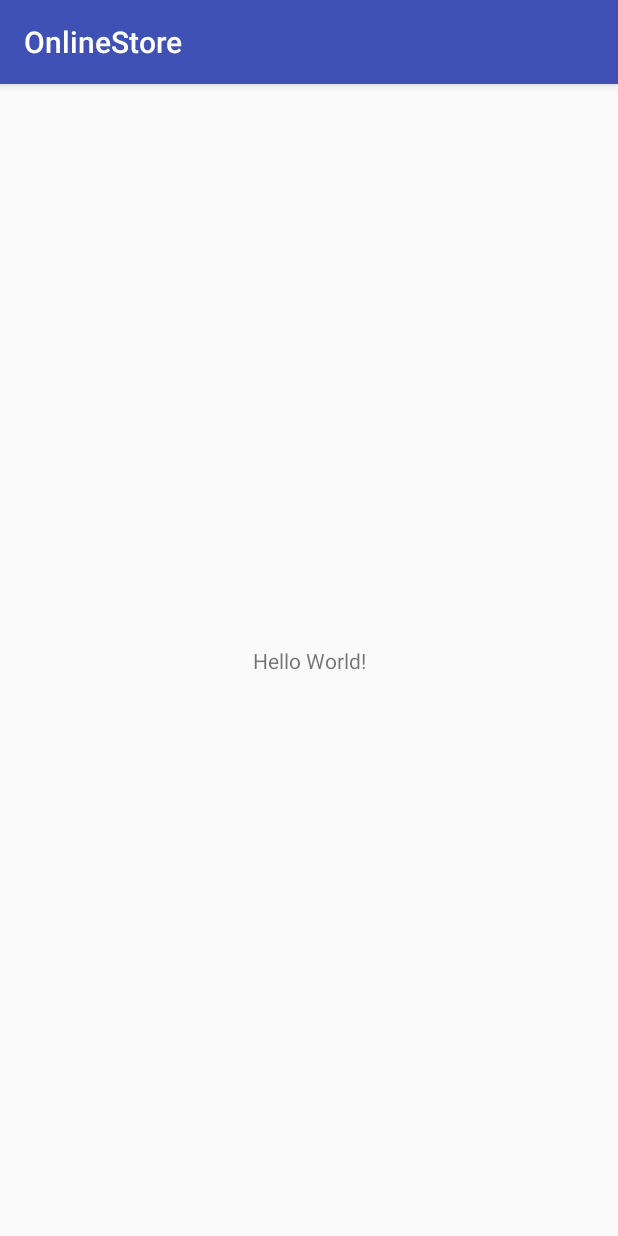
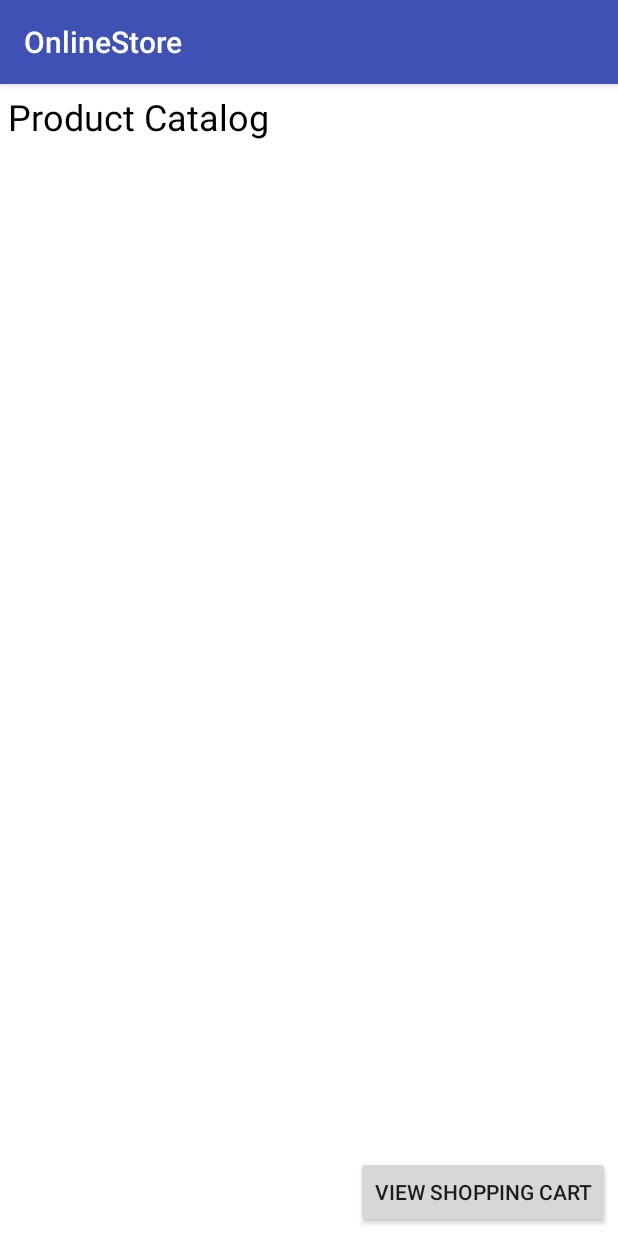
Before and after one commit to SCaldwell1/OnlineStore, an Android app: the screen it shows after launch (MainActivity), on a phone screen of 412 x 824 dp. Run offline under Robolectric (Android 15) with nearby library versions, the phone set to English and light mode, and no system bars.

Commit message:
Main page, icon, product classes and activities

```diff
--- a/app/src/main/AndroidManifest.xml
+++ b/app/src/main/AndroidManifest.xml
@@ -4,9 +4,9 @@
 
     <application
         android:allowBackup="true"
-        android:icon="@mipmap/ic_launcher"
+        android:icon="@mipmap/game_icon"
         android:label="@string/app_name"
-        android:roundIcon="@mipmap/ic_launcher_round"
+        android:roundIcon="@mipmap/game_icon"
         android:supportsRtl="true"
         android:theme="@style/AppTheme">
         <activity android:name=".MainActivity">
--- a/app/src/main/java/com/example/stephen/onlinestore/MainActivity.java
+++ b/app/src/main/java/com/example/stephen/onlinestore/MainActivity.java
@@ -3,11 +3,50 @@ package com.example.stephen.onlinestore;
 import android.support.v7.app.AppCompatActivity;
 import android.os.Bundle;
 
+import android.content.Intent;
+import android.os.Bundle;
+import android.view.View;
+import android.view.View.OnClickListener;
+import android.widget.AdapterView;
+import android.widget.Button;
+import android.widget.ListView;
+import android.widget.AdapterView.OnItemClickListener;
+import java.util.List;
+
 public class MainActivity extends AppCompatActivity {
-
+    private List<Product> mProductList;
     @Override
     protected void onCreate(Bundle savedInstanceState) {
         super.onCreate(savedInstanceState);
         setContentView(R.layout.activity_main);
+
+        //reference to the catalog
+        mProductList = ProductHelper.getCatalog(getResources());
+
+        //Creating the list
+        ListView listViewCatalog = (ListView) findViewById(R.id.ListViewCatalog);
+        listViewCatalog.setAdapter(new ProductAdapter(mProductList, getLayoutInflater(), false));
+
+        listViewCatalog.setOnItemClickListener(new OnItemClickListener() {
+
+            @Override
+            public void onItemClick(AdapterView<?> parent, View view, int position,
+                                    long id) {
+                Intent productDetailsIntent = new Intent(getBaseContext(),ProductDetailsActivity.class);
+                productDetailsIntent.putExtra(ProductHelper.PRODUCT_INDEX, position);
+                startActivity(productDetailsIntent);
+            }
+        });
+
+        Button viewShoppingCart = (Button) findViewById(R.id.ButtonViewCart);
+        viewShoppingCart.setOnClickListener(new OnClickListener() {
+
+            @Override
+            public void onClick(View v) {
+                Intent viewShoppingCartIntent = new Intent(getBaseContext(), ShoppingCartActivity.class);
+                startActivity(viewShoppingCartIntent);
+            }
+        });
+
     }
 }
--- /dev/null
+++ b/app/src/main/java/com/example/stephen/onlinestore/ProductAdapter.java
@@ -0,0 +1,39 @@
+package com.example.stephen.onlinestore;
+
+import java.util.List;
+
+import android.view.LayoutInflater;
+import android.view.View;
+import android.view.ViewGroup;
+import android.widget.BaseAdapter;
+import android.widget.ImageView;
+import android.widget.TextView;
+
+/**
+ * Created by Stephen on 12/04/2017.
+ */
+
+class ProductAdapter extends BaseAdapter {
+    public ProductAdapter(List<Product> mProductList, LayoutInflater layoutInflater, boolean b) {
+    }
+
+    @Override
+    public int getCount() {
+        return 0;
+    }
+
+    @Override
+    public Object getItem(int i) {
+        return null;
+    }
+
+    @Override
+    public long getItemId(int i) {
+        return 0;
+    }
+
+    @Override
+    public View getView(int i, View view, ViewGroup viewGroup) {
+        return null;
+    }
+}
--- /dev/null
+++ b/app/src/main/java/com/example/stephen/onlinestore/ProductHelper.java
@@ -0,0 +1,18 @@
+package com.example.stephen.onlinestore;
+
+import android.content.res.Resources;
+
+import java.util.List;
+
+/**
+ * Created by Stephen on 12/04/2017.
+ */
+
+class ProductHelper {
+    public static final String PRODUCT_INDEX = "INDEX";
+
+    public static List<Product> getCatalog(Resources resources) {
+
+        return null;
+    }
+}
--- a/app/src/main/res/layout/activity_main.xml
+++ b/app/src/main/res/layout/activity_main.xml
@@ -1,18 +1,27 @@
 <?xml version="1.0" encoding="utf-8"?>
-<android.support.constraint.ConstraintLayout xmlns:android="http://schemas.android.com/apk/res/android"
-    xmlns:app="http://schemas.android.com/apk/res-auto"
-    xmlns:tools="http://schemas.android.com/tools"
-    android:layout_width="match_parent"
-    android:layout_height="match_parent"
-    tools:context="com.example.stephen.onlinestore.MainActivity">
+<LinearLayout xmlns:android="http://schemas.android.com/apk/res/android"
+    android:orientation="vertical" android:layout_width="fill_parent"
+    android:layout_height="fill_parent" android:background="#ffffff">
 
     <TextView
+        android:id="@+id/TextView01"
         android:layout_width="wrap_content"
         android:layout_height="wrap_content"
-        android:text="Hello World!"
-        app:layout_constraintBottom_toBottomOf="parent"
-        app:layout_constraintLeft_toLeftOf="parent"
-        app:layout_constraintRight_toRightOf="parent"
-        app:layout_constraintTop_toTopOf="parent" />
+        android:textColor="#000000"
+        android:textSize="24dip"
+        android:layout_margin="5dip"
+        android:text="Product Catalog" />
+    <ListView android:layout_height="wrap_content"
+        android:layout_weight="1" android:id="@+id/ListViewCatalog"
+        android:layout_width="fill_parent" android:background="#ffffff"
+        android:clickable="true" android:cacheColorHint="#ffffff">
+    </ListView>
 
-</android.support.constraint.ConstraintLayout>
+    <Button
+        android:layout_width="wrap_content"
+        android:layout_height="wrap_content"
+        android:layout_margin="5dip"
+        android:layout_gravity="right"
+        android:id="@+id/ButtonViewCart"
+        android:text="View Shopping Cart" />
+</LinearLayout>
--- /dev/null
+++ b/app/src/main/res/layout/shoppingcart.xml
@@ -0,0 +1,6 @@
+<?xml version="1.0" encoding="utf-8"?>
+<LinearLayout xmlns:android="http://schemas.android.com/apk/res/android"
+    android:orientation="vertical" android:layout_width="match_parent"
+    android:layout_height="match_parent">
+
+</LinearLayout>
```
Also changed, not shown: app/src/main/java/com/example/stephen/onlinestore/Product.java (added, +8 -0 lines), app/src/main/java/com/example/stephen/onlinestore/ProductDetailsActivity.java (added, +8 -0 lines), app/src/main/java/com/example/stephen/onlinestore/ShoppingCartActivity.java (added, +20 -0 lines), app/src/main/res/mipmap-hdpi/game_icon.png (added).
